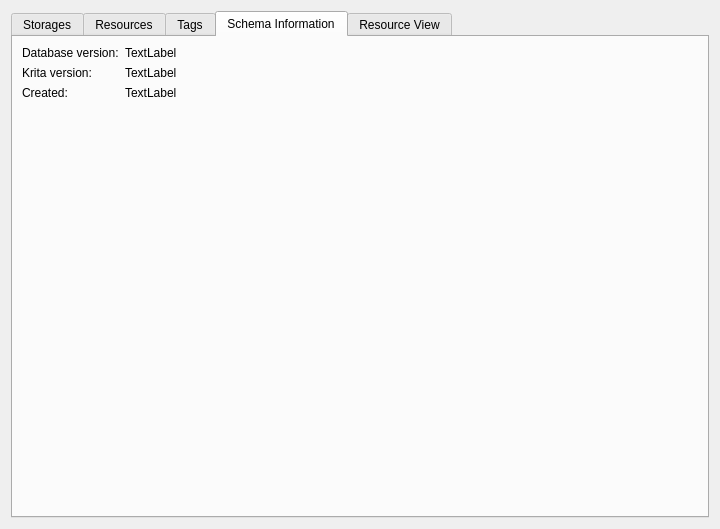
This is plugins/extensions/dbexplorer/WdgDbExplorer.ui in KDE/krita as Qt 5 draws it before an edit. The edited form follows.
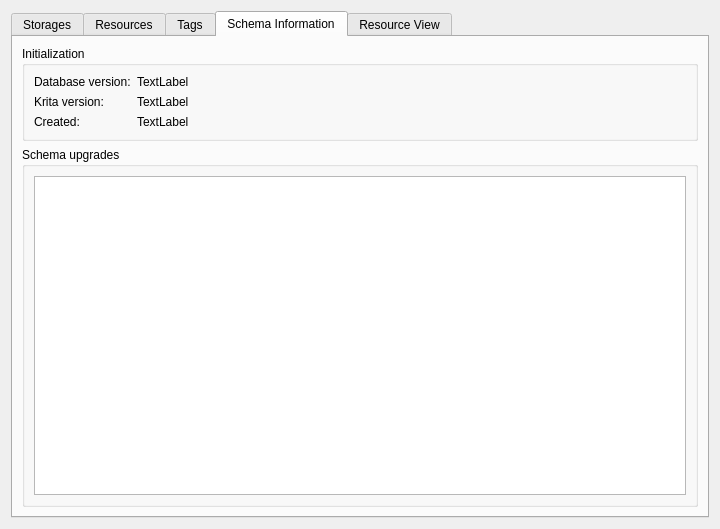
This is the edited form. The open tabs and pages were chosen to show the change. Custom widgets are drawn as their Qt base class.

Commit message:
DB Explorer: implement visualization of schema upgrades
Part-of: <https://invent.kde.org/graphics/krita/-/merge_requests/1733>

Diff of the .ui file:
```diff
--- a/plugins/extensions/dbexplorer/WdgDbExplorer.ui
+++ b/plugins/extensions/dbexplorer/WdgDbExplorer.ui
@@ -159,7 +159,13 @@
       <attribute name="title">
        <string>Schema Information</string>
       </attribute>
-      <layout class="QFormLayout" name="formLayout">
+      <layout class="QVBoxLayout" name="verticalLayout_5">
+       <item>
+        <widget class="QGroupBox" name="groupBox_3">
+         <property name="title">
+          <string>Initialization</string>
+         </property>
+         <layout class="QFormLayout" name="formLayout_2">
        <item row="0" column="0">
         <widget class="QLabel" name="label_4">
          <property name="text">
@@ -200,6 +206,21 @@
          <property name="text">
           <string>TextLabel</string>
          </property>
+           </widget>
+          </item>
+         </layout>
+        </widget>
+       </item>
+       <item>
+        <widget class="QGroupBox" name="grpSchema">
+         <property name="title">
+          <string>Schema upgrades</string>
+         </property>
+         <layout class="QVBoxLayout" name="verticalLayout_3">
+          <item>
+           <widget class="QTableView" name="tableSchema"/>
+          </item>
+         </layout>
         </widget>
        </item>
       </layout>
```
Lines whose indentation alone changed are shown as unchanged. The commit also changes 1 other file.
